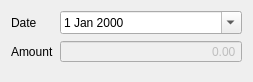
Old version of the form src/views/ui_files/dialogs/refund_transaction_dialog.ui in the repository JakubFranek/Kapytal.
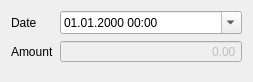
New version of the form.

```diff
--- a/src/views/ui_files/dialogs/refund_transaction_dialog.ui
+++ b/src/views/ui_files/dialogs/refund_transaction_dialog.ui
@@ -40,6 +40,9 @@
      </item>
      <item row="0" column="1">
       <widget class="QDateEdit" name="dateEdit">
+       <property name="displayFormat">
+        <string>dd.MM.yyyy hh:mm</string>
+       </property>
        <property name="calendarPopup">
         <bool>true</bool>
        </property>
```
